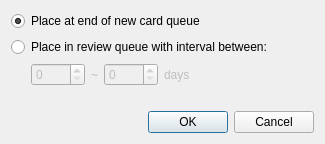
Qt form qt/aqt/forms/reschedule.ui (ankitects/anki) before a commit.
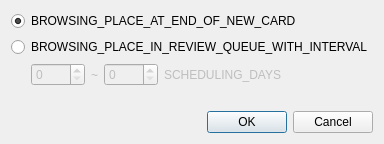
The same form after that commit.

Diff of the .ui file:
```diff
--- a/qt/aqt/forms/reschedule.ui
+++ b/qt/aqt/forms/reschedule.ui
@@ -17,7 +17,7 @@
    <item>
     <widget class="QRadioButton" name="asNew">
      <property name="text">
-      <string>Place at end of new card queue</string>
+      <string>BROWSING_PLACE_AT_END_OF_NEW_CARD</string>
      </property>
      <property name="checked">
       <bool>true</bool>
@@ -27,7 +27,7 @@
    <item>
     <widget class="QRadioButton" name="asRev">
      <property name="text">
-      <string>Place in review queue with interval between:</string>
+      <string>BROWSING_PLACE_IN_REVIEW_QUEUE_WITH_INTERVAL</string>
      </property>
     </widget>
    </item>
@@ -75,7 +75,7 @@
         <item row="0" column="3">
          <widget class="QLabel" name="label_4">
           <property name="text">
-           <string>days</string>
+           <string>SCHEDULING_DAYS</string>
           </property>
          </widget>
         </item>
```
Left out of the diff: 4 changed lines with no effect on the pictures.
